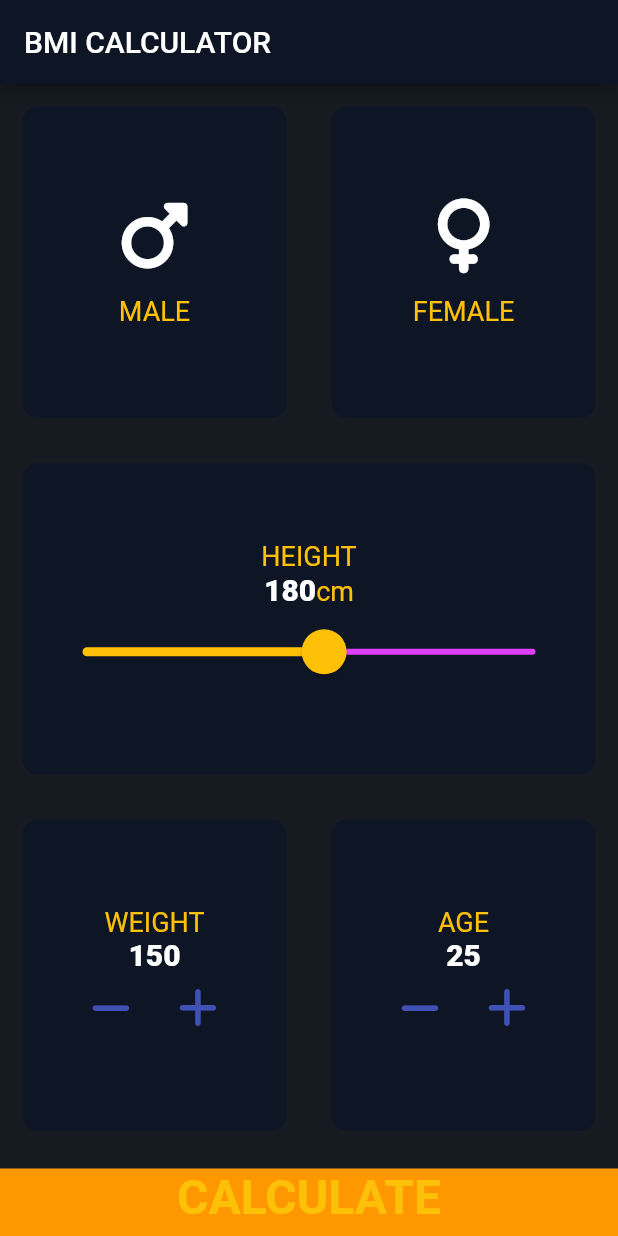
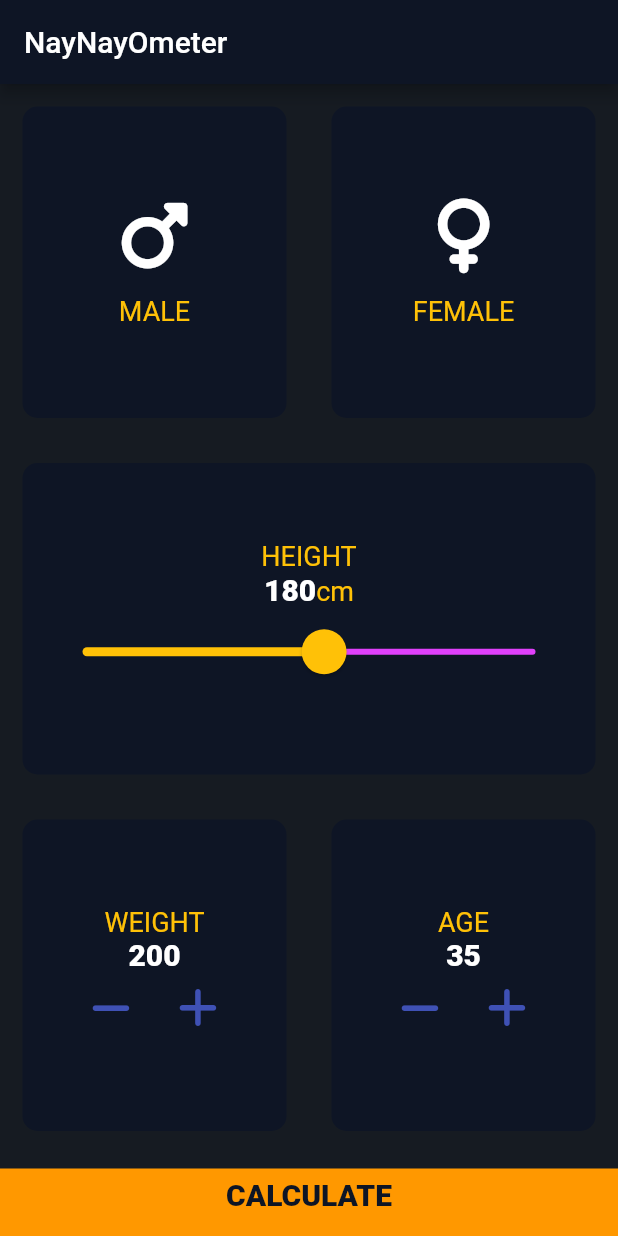
Before and after one commit to tlaw22/bmi_calc_flutter, a Flutter app: the screen it shows after launch, on a phone screen of 412 x 824 dp. Run offline on Flutter 3.47's test engine with Material 2 defaults, Android fonts, the phone set to English and light mode, and no system bars; our stand-ins replace font_awesome_flutter.

Commit message:
Everything works . I left out some of her styling. Project complete. added .gitattributes

```diff
--- a/lib/calculateor_brain.dart
+++ b/lib/calculateor_brain.dart
@@ -10,7 +10,8 @@ class CalculatorBrain {
   CalculatorBrain({required this.height, required this.weight});
 //     _bmi = weight / pow(height / 100, 2);
   double calculateBMI() {
-    return weight / pow(height, 2) / 100;
+    double _bmi = weight / pow(height / 100, 2);
+    return _bmi;
   }
 
   String getResult() {
--- a/lib/components/bottom_button.dart
+++ b/lib/components/bottom_button.dart
@@ -23,7 +23,8 @@ class BottomButton extends StatelessWidget {
       onTap: onTap,
       child: Container(
         child: Center
-          (child: Text(buttonTitle, style: kResultsPage,)),
+          (child: Text(buttonTitle, style: TextStyle(fontSize: 20, fontWeight: FontWeight.w900,
+        color: Color(0xFF0E1525)),)),
         padding: EdgeInsets.only(bottom: 10),
         color: Colors.orange,
         margin: const EdgeInsets.only(top: 10.0),
--- a/lib/screens/input_page.dart
+++ b/lib/screens/input_page.dart
@@ -8,6 +8,8 @@ import '../components/constants.dart';
 import 'results_page.dart';
 import '../components/bottom_button.dart';
 import 'package:bmi_calc_flutter/calculateor_brain.dart';
+
+
 enum Gender {
   male,
   female,
@@ -21,15 +23,15 @@ class InputPage extends StatefulWidget {
 class _InputPageState extends State<InputPage> {
   Gender? selectedGender;
   int height = 180;
-  int weight = 150;
-  int age = 25;
+  int weight = 200;
+  int age = 35;
 
   @override
   Widget build(BuildContext context) {
     return Scaffold(
         appBar: AppBar(
           backgroundColor: Color(0xFF0E1525),
-          title: Text('BMI CALCULATOR'),
+          title: Text('NayNayOmeter'),
         ),
         body: Column(
           crossAxisAlignment: CrossAxisAlignment.stretch,
@@ -243,7 +245,7 @@ class _InputPageState extends State<InputPage> {
 
               Navigator.push(context, MaterialPageRoute(builder: (context) => ResultsPage(
                 interpretation: calc.getInterpretation(),
-                bmiResult: calc.calculateBMI().toStringAsFixed(4),
+                bmiResult: calc.calculateBMI().toStringAsFixed(1),
                 resultText: calc.getResult(),
               )));
 
--- a/lib/screens/results_page.dart
+++ b/lib/screens/results_page.dart
@@ -1,4 +1,5 @@
 import 'package:flutter/material.dart';
+import 'package:font_awesome_flutter/font_awesome_flutter.dart';
 import '../components/constants.dart';
 import '../components/reusable_card.dart';
 import 'package:bmi_calc_flutter/screens/input_page.dart';
@@ -37,6 +38,7 @@ class ResultsPage extends StatelessWidget {
                     Text(resultText.toUpperCase(), style: kResultsPage),
                     Text(bmiResult, style: kResultsPage, textScaleFactor: 4),
                     Text(interpretation.toUpperCase()),
+                    Icon(FontAwesomeIcons.arrowsSpin, size: 30,)
 
                   ],
 
```
Also changed, not shown: 1 other file.
